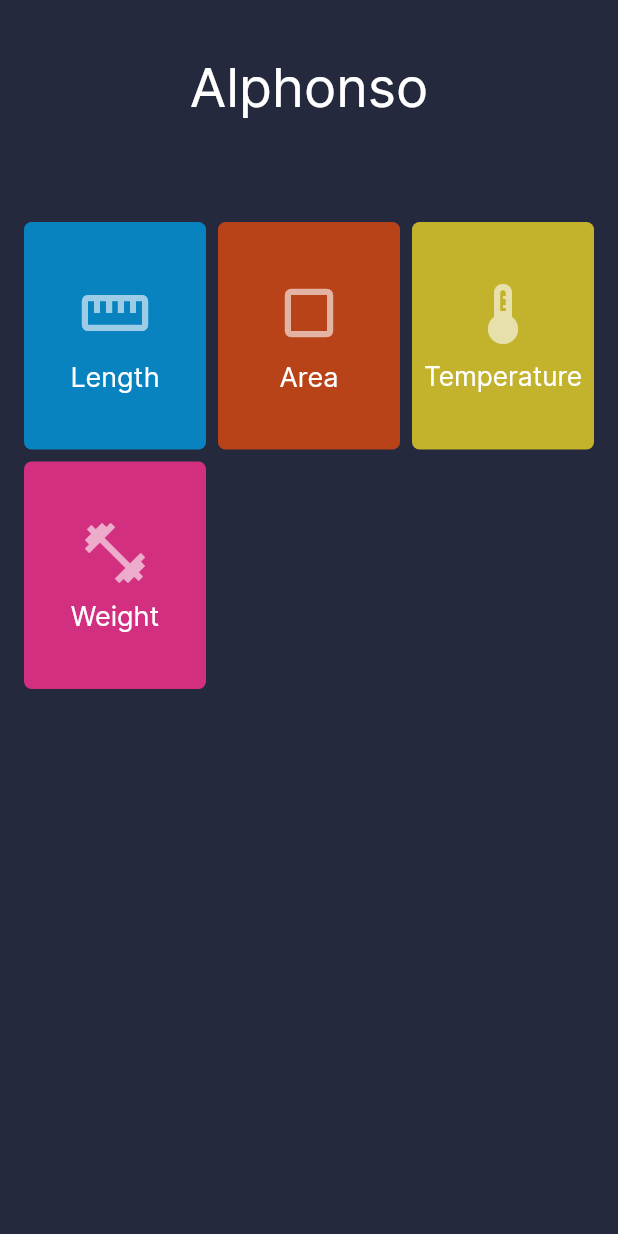
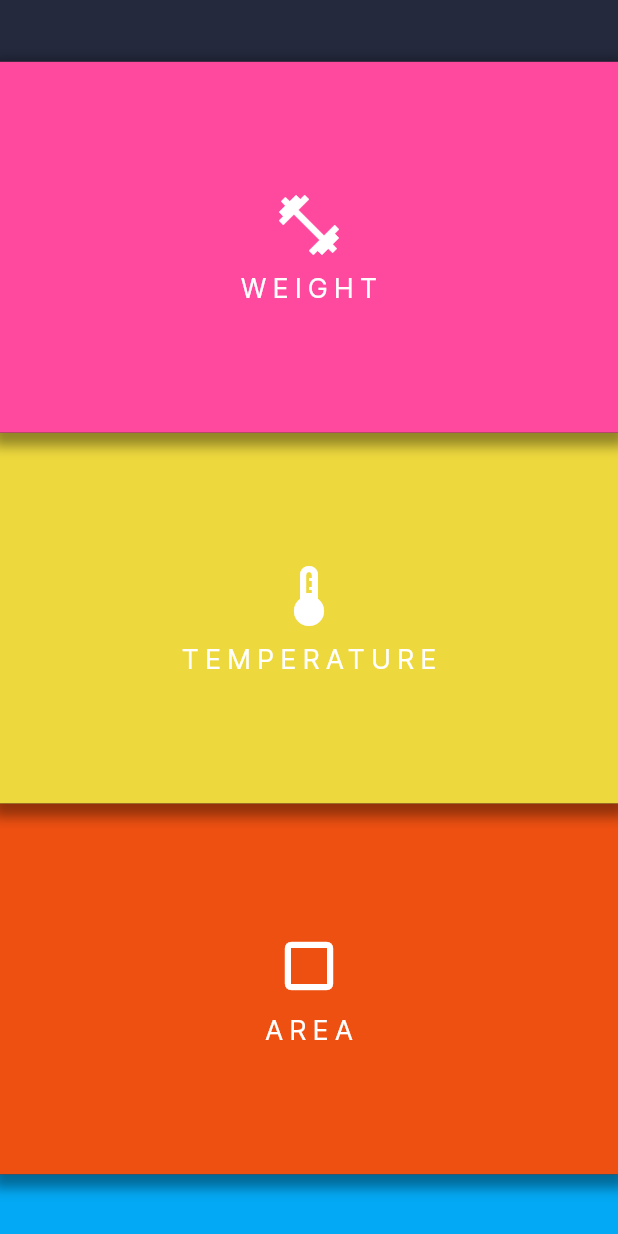
Before and after one commit to toogoodyshoes/alphonso, a Flutter app: the screen it shows after launch, on a phone screen of 412 x 824 dp. Run offline on Flutter 3.47's test engine with Material 2 defaults, Android fonts, the phone set to English and light mode, and no system bars; our stand-ins replace isar; accounts and stored records are empty; generated files the repository leaves out were written again.

Commit message:
Enhancements
1. Changed UI for home screen.

```diff
--- a/lib/src/converter/data/repository/local_storage_repository.dart
+++ b/lib/src/converter/data/repository/local_storage_repository.dart
@@ -30,12 +30,6 @@ class LocalStorageRepository extends StorageRepository {
         await _isar.collection<UnitState>().put(state);
       },
     );
-
-    final readState = await _isar
-        .collection<UnitState>()
-        .filter()
-        .unitCategoryEqualTo('Length')
-        .findFirst();
   }
 
   Future<void> openDBConnection() async {
--- a/lib/src/converter/presentation/home_screen.dart
+++ b/lib/src/converter/presentation/home_screen.dart
@@ -5,9 +5,8 @@ import 'package:alphonso/common/app_color.dart';
 import 'package:alphonso/src/converter/domain/unit.dart';
 import 'package:alphonso/src/converter/domain/unit_category.dart';
 import 'package:alphonso/src/converter/domain/unit_theme.dart';
+import 'package:alphonso/src/converter/data/repository/local_storage_repository.dart';
 import 'package:alphonso/src/converter/presentation/converter_screen.dart';
-import 'package:alphonso/src/converter/presentation/widgets/unit_category_tile.dart';
-import 'package:alphonso/src/converter/data/repository/local_storage_repository.dart';
 
 class HomeScreen extends StatefulWidget {
   const HomeScreen({super.key});
@@ -18,12 +17,15 @@ class HomeScreen extends StatefulWidget {
 
 class _HomeScreenState extends State<HomeScreen> {
   late final LocalStorageRepository lsRepository;
+  late final PageController _controller;
 
   @override
   void initState() {
     super.initState();
 
     lsRepository = LocalStorageRepository();
+    _controller = PageController(
+        initialPage: unitCategories.length ~/ 2, viewportFraction: 0.3);
   }
 
   @override
@@ -31,6 +33,13 @@ class _HomeScreenState extends State<HomeScreen> {
     super.didChangeDependencies();
 
     await lsRepository.openDBConnection();
+  }
+
+  @override
+  void dispose() {
+    _controller.dispose();
+
+    super.dispose();
   }
 
   @override
@@ -42,40 +51,70 @@ class _HomeScreenState extends State<HomeScreen> {
           return Material(
             color: AppColor.spaceCadet,
             child: SafeArea(
-              child: Column(
-                crossAxisAlignment: CrossAxisAlignment.stretch,
+              child: Stack(
                 children: [
-                  /// Title
-                  const Padding(
-                    padding:
-                        EdgeInsets.symmetric(vertical: 36.0, horizontal: 12.0),
+                  /// Background
+                  Column(
+                    children: [
+                      /// Header
+                      const Expanded(
+                        child: Align(
+                          alignment: Alignment.center,
                           child: Text(
-                      'Alphonso',
-                      textAlign: TextAlign.center,
+                            'HOME',
                             style: TextStyle(
                               fontFamily: 'Inter',
-                        fontSize: 36.0,
+                              fontWeight: FontWeight.w400,
+                              fontSize: 18.0,
                               color: Colors.white,
+                              letterSpacing: 4.0,
+                            ),
                           ),
                         ),
                       ),
 
-                  const SizedBox(height: 16),
+                      const Spacer(),
 
-                  /// Unit Grid
+                      /// Footer
                       Expanded(
-                    child: GridView.count(
+                        child: Column(
+                          mainAxisAlignment: MainAxisAlignment.center,
+                          children: [
+                            const Text(
+                              'ALPHONSO',
+                              style: TextStyle(
+                                fontFamily: 'Inter',
+                                fontWeight: FontWeight.w400,
+                                fontSize: 18.0,
+                                color: Colors.white,
+                                letterSpacing: 4.0,
+                              ),
+                            ),
+                            Text(
+                              'v0.1.2',
+                              style: TextStyle(
+                                fontFamily: 'Inter',
+                                fontWeight: FontWeight.w400,
+                                fontSize: 12.0,
+                                color: Colors.white.withOpacity(0.6),
+                                letterSpacing: 2.0,
+                              ),
+                            ),
+                          ],
+                        ),
+                      ),
+                    ],
+                  ),
+
+                  /// Foreground
+                  PageView.builder(
+                    controller: _controller,
                     physics: const BouncingScrollPhysics(),
-                      crossAxisCount: 3,
-                      childAspectRatio: 0.8,
-                      crossAxisSpacing: 8.0,
-                      mainAxisSpacing: 8.0,
-                      padding: const EdgeInsets.all(16.0),
-                      children: List.generate(
-                        unitCategories.length,
-                        (index) {
-                          return UnitCategoryTile(
-                            category: unitCategories[index],
+                    reverse: true,
+                    scrollDirection: Axis.vertical,
+                    itemCount: unitCategories.length,
+                    itemBuilder: (context, index) {
+                      return GestureDetector(
                         onTap: () {
                           Navigator.of(context).push(
                             MaterialPageRoute(
@@ -90,10 +129,49 @@ class _HomeScreenState extends State<HomeScreen> {
                             ),
                           );
                         },
+                        child: Container(
+                          decoration: BoxDecoration(
+                            color: unitCategories[index].theme!.lightShade,
+                            boxShadow: const [
+                              BoxShadow(
+                                color: Colors.black38,
+                                offset: Offset(0, 4),
+                                spreadRadius: 5.0,
+                                blurRadius: 6.0,
+                              ),
+                            ],
+                          ),
+                          child: Column(
+                            mainAxisAlignment: MainAxisAlignment.center,
+                            children: [
+                              /// Icon
+                              Icon(
+                                unitCategories[index].theme!.icon,
+                                size: 48.0,
+                                color: Colors.white,
+                              ),
+
+                              const SizedBox(height: 8.0),
+
+                              /// Label
+                              FittedBox(
+                                fit: BoxFit.contain,
+                                child: Text(
+                                  unitCategories[index].label!.toUpperCase(),
+                                  style: const TextStyle(
+                                    fontFamily: 'Inter',
+                                    fontWeight: FontWeight.w400,
+                                    fontSize: 18.0,
+                                    color: Colors.white,
+                                    letterSpacing: 4.0,
+                                  ),
+                                ),
+                              ),
+                            ],
+                          ),
+                        ),
                       );
                     },
-                      ),
-                    ),
                   ),
                 ],
               ),
```
Lines whose indentation alone changed are shown as unchanged.
